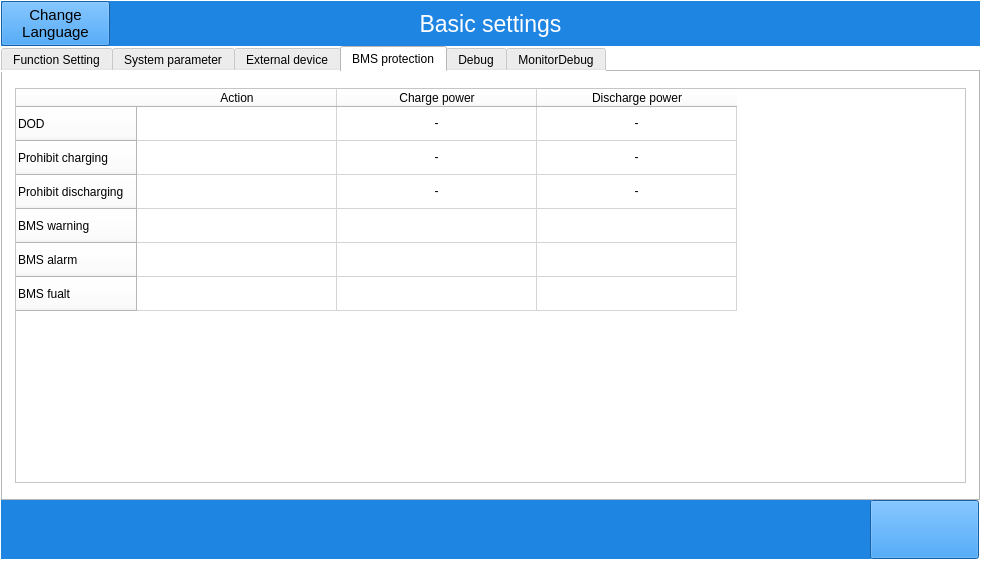
First picture: the form in win.ui, repository megarevolpr/Win, before the edit.
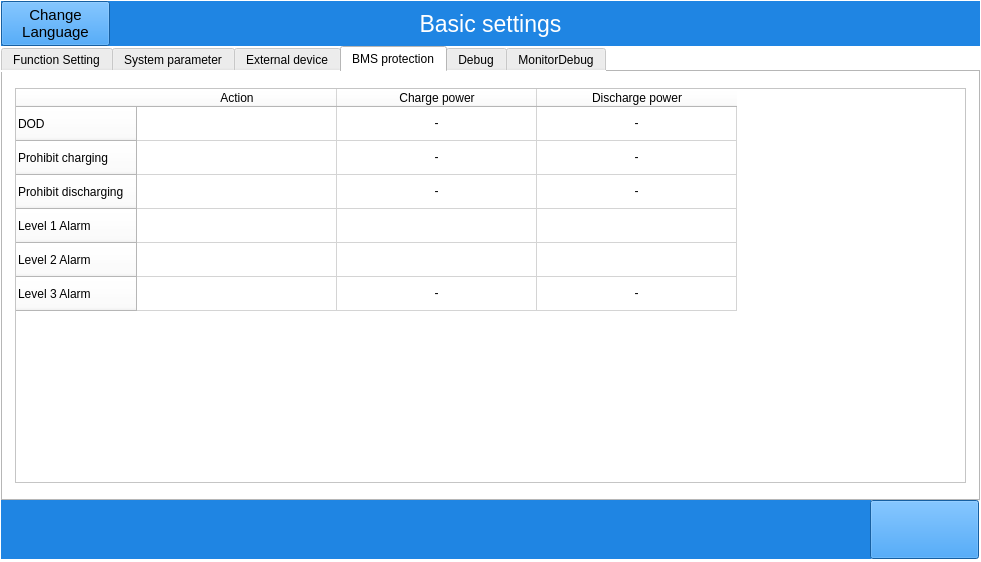
Second picture: the form after the edit. The open tabs and pages were chosen to show the change. Icons and pictures are not drawn.

```diff
--- a/win.ui
+++ b/win.ui
@@ -1763,7 +1763,7 @@
          </row>
          <row>
           <property name="text">
-           <string>BMS warning</string>
+           <string>Level 1 Alarm</string>
           </property>
           <property name="font">
            <font>
@@ -1773,7 +1773,7 @@
          </row>
          <row>
           <property name="text">
-           <string>BMS alarm</string>
+           <string>Level 2 Alarm</string>
           </property>
           <property name="font">
            <font>
@@ -1783,7 +1783,7 @@
          </row>
          <row>
           <property name="text">
-           <string>BMS fualt</string>
+           <string>Level 3 Alarm</string>
           </property>
           <property name="font">
            <font>
@@ -1854,6 +1854,22 @@
            <set>AlignCenter</set>
           </property>
          </item>
+         <item row="5" column="1">
+          <property name="text">
+           <string>-</string>
+          </property>
+          <property name="textAlignment">
+           <set>AlignCenter</set>
+          </property>
+         </item>
+         <item row="5" column="2">
+          <property name="text">
+           <string>-</string>
+          </property>
+          <property name="textAlignment">
+           <set>AlignCenter</set>
+          </property>
+         </item>
         </widget>
        </item>
       </layout>
```
Left out of the diff: 6 changed lines with no effect on the pictures.
